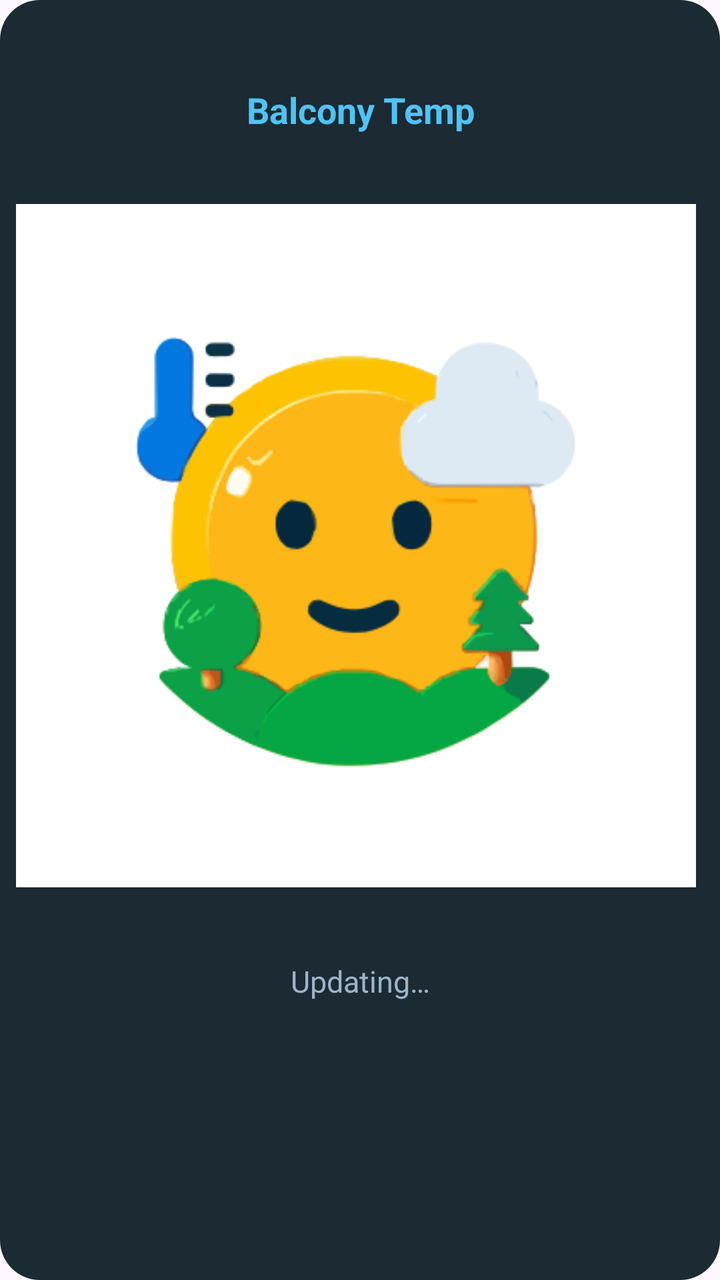
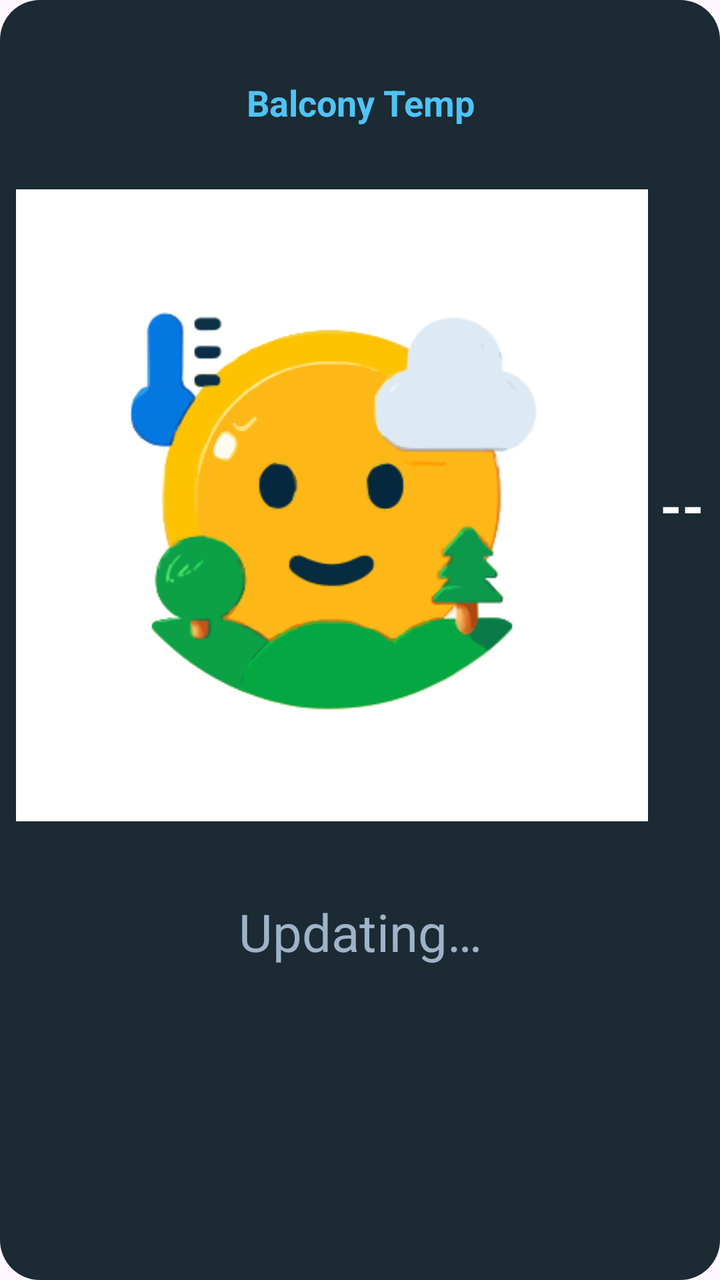

An Android layout rendered at two revisions. The XML below is the earlier revision; the diff shows what the commit changed to produce the second picture.
<!-- AndroidManifest.xml: application theme Theme.BalconyTemp -->
<!-- res/layout/widget_temp.xml -->
<?xml version="1.0" encoding="utf-8"?>
<LinearLayout xmlns:android="http://schemas.android.com/apk/res/android"
    android:id="@+id/widget_root"
    android:layout_width="match_parent"
    android:layout_height="match_parent"
    android:background="@drawable/widget_bg"
    android:gravity="center"
    android:orientation="vertical"
    android:padding="8dp">

    <TextView
        android:id="@+id/widget_title"
        android:layout_width="match_parent"
        android:layout_height="0dp"
        android:layout_weight="1.1"
        android:autoSizeMaxTextSize="18sp"
        android:autoSizeMinTextSize="8sp"
        android:autoSizeTextType="uniform"
        android:gravity="center"
        android:maxLines="1"
        android:text="@string/app_name"
        android:textColor="@color/accent"
        android:textStyle="bold" />

    <LinearLayout
        android:layout_width="match_parent"
        android:layout_height="0dp"
        android:layout_weight="4"
        android:gravity="center"
        android:orientation="horizontal">

        <ImageView
            android:id="@+id/widget_icon"
            android:layout_width="wrap_content"
            android:layout_height="match_parent"
            android:adjustViewBounds="true"
            android:contentDescription="@string/title"
            android:scaleType="fitCenter"
            android:src="@drawable/ic_temp_mild" />

        <TextView
            android:id="@+id/widget_temperature"
            android:layout_width="0dp"
            android:layout_height="match_parent"
            android:layout_marginStart="6dp"
            android:layout_weight="1"
            android:autoSizeMaxTextSize="80sp"
            android:autoSizeMinTextSize="14sp"
            android:autoSizeTextType="uniform"
            android:gravity="center"
            android:maxLines="1"
            android:text="--"
            android:textColor="@color/text_primary"
            android:textStyle="bold" />
    </LinearLayout>

    <TextView
        android:id="@+id/widget_status"
        android:layout_width="match_parent"
        android:layout_height="0dp"
        android:layout_weight="1.1"
        android:autoSizeMaxTextSize="15sp"
        android:autoSizeMinTextSize="7sp"
        android:autoSizeTextType="uniform"
        android:gravity="center"
        android:maxLines="1"
        android:text="Updating…"
        android:textColor="@color/text_secondary" />

    <TextView
        android:id="@+id/widget_battery"
        android:layout_width="match_parent"
        android:layout_height="0dp"
        android:layout_weight="1.1"
        android:autoSizeMaxTextSize="15sp"
        android:autoSizeMinTextSize="7sp"
        android:autoSizeTextType="uniform"
        android:gravity="center"
        android:maxLines="1"
        android:text=""
        android:textColor="@color/text_secondary" />
</LinearLayout>
<!-- resources referenced by this layout -->
<resources>
  <color name="accent">#4FC3F7</color>
  <color name="text_primary">#FFFFFF</color>
  <color name="text_secondary">#9FB3C8</color>
  <!-- drawable ic_temp_mild: png bitmap (drawable-xxxhdpi, 21929 bytes) -->
  <!-- drawable widget_bg (drawable) -->
  <?xml version="1.0" encoding="utf-8"?>
  <shape xmlns:android="http://schemas.android.com/apk/res/android" android:shape="rectangle">
      <solid android:color="@color/widget_bg" />
      <corners android:radius="20dp" />
  </shape>
  <string name="app_name">Balcony Temp</string>
  <string name="title">Balcony Thermometer</string>
  <style name="Theme.BalconyTemp" parent="Theme.Material3.DayNight.NoActionBar">
          <item name="android:statusBarColor">@color/bg_top</item>
          <item name="android:navigationBarColor">@color/bg_bottom</item>
          <item name="android:windowLightStatusBar">false</item>
          <item name="colorPrimary">@color/accent</item>
      </style>
  <color name="widget_bg">#1B2A33</color>
  <color name="bg_top">#0F2027</color>
  <color name="bg_bottom">#2C5364</color>
</resources>

<!-- the commit's change to res/layout/widget_temp.xml (unified diff, before → after) -->
@@ -58,8 +58,8 @@
         android:id="@+id/widget_status"
         android:layout_width="match_parent"
         android:layout_height="0dp"
-        android:layout_weight="1.1"
-        android:autoSizeMaxTextSize="15sp"
+        android:layout_weight="1.4"
+        android:autoSizeMaxTextSize="26sp"
         android:autoSizeMinTextSize="7sp"
         android:autoSizeTextType="uniform"
         android:gravity="center"
@@ -71,8 +71,8 @@
         android:id="@+id/widget_battery"
         android:layout_width="match_parent"
         android:layout_height="0dp"
-        android:layout_weight="1.1"
-        android:autoSizeMaxTextSize="15sp"
+        android:layout_weight="1.4"
+        android:autoSizeMaxTextSize="28sp"
         android:autoSizeMinTextSize="7sp"
         android:autoSizeTextType="uniform"
         android:gravity="center"
